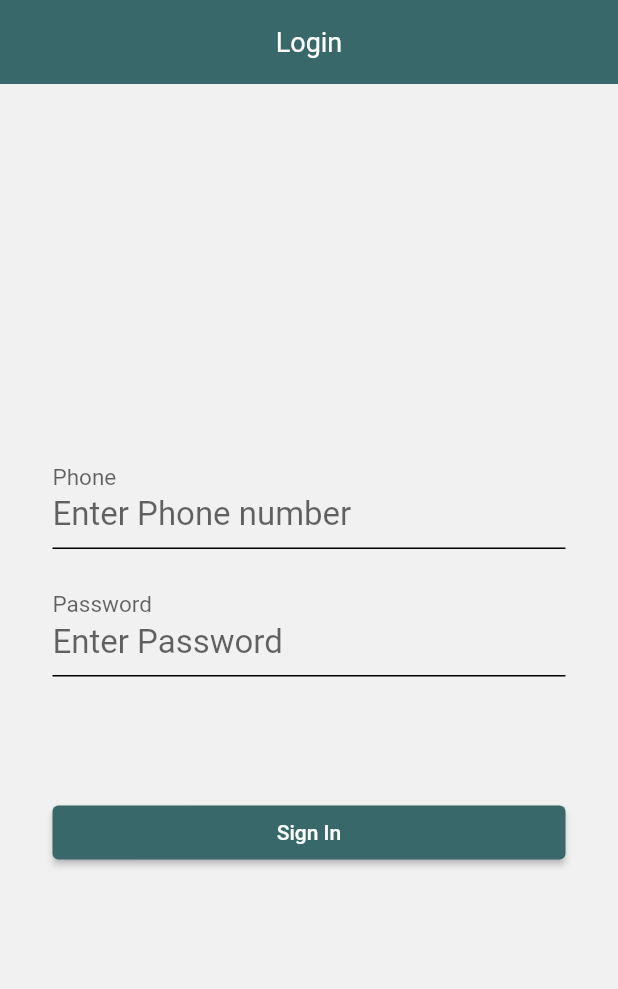
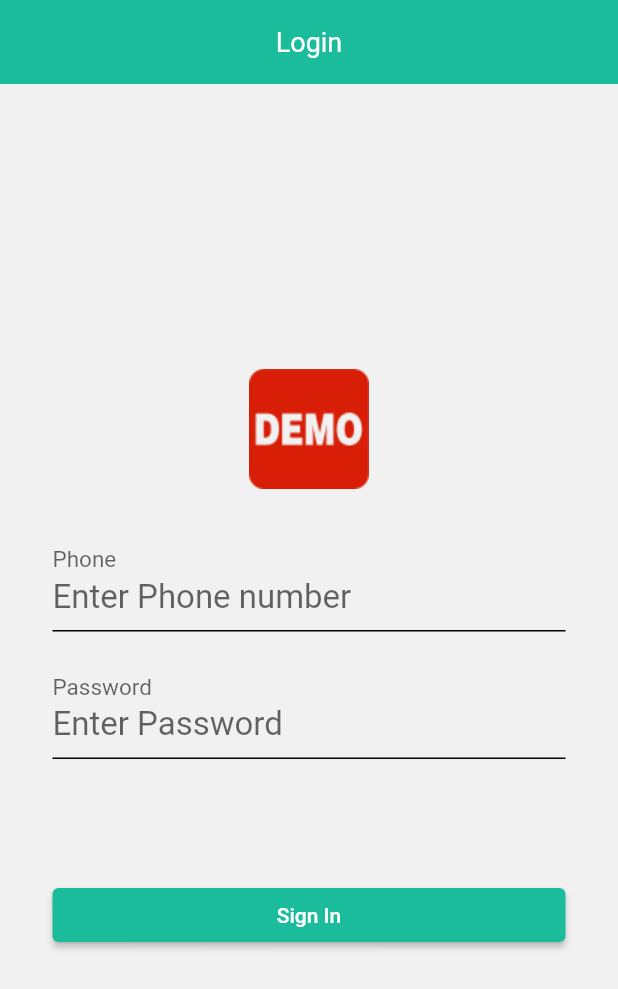
Before and after one commit to GZStar/flutter_template, a Flutter app: the screen it shows after launch, after a tap on "Skip", on a phone screen of 412 x 824 dp. Shown: the top 989 px of the screen. Run offline on Flutter 3.47's test engine with Material 2 defaults, Android fonts, the phone set to English and light mode, and no system bars; our stand-ins replace badges, connectivity_plus, convert, cookie_jar, device_info_plus, dio and 16 more; missing offline and left inert: barcode_scan2, encrypt, qr_code_scanner, wechat_assets_picker, wechat_camera_picker; statements that could not run were skipped.

Commit message:
APP icon

```diff
--- a/flutter_project_template/lib/app/common/style/app_colors.dart
+++ b/flutter_project_template/lib/app/common/style/app_colors.dart
@@ -6,7 +6,7 @@ class AppColors {
   // App 主题颜色
   // static const Color appMain = Color(0xFF4688FA);
   // static const Color appMainDark = Color(0xFF3F7AE0);
-  static const Color appMain = Color(0xFF38686A);
+  static const Color appMain = Color(0xFF1ABC9C);
   static const Color appMainDark = Color(0xFF12686A);
   // 背景色
   static const Color background = Color(0xfff1f1f1);
--- a/flutter_project_template/lib/app/modules/login/login_view.dart
+++ b/flutter_project_template/lib/app/modules/login/login_view.dart
@@ -26,12 +26,22 @@ class LoginView extends GetView<LoginController> {
   }
 
   Widget _buildForms(BuildContext context) {
-    return Form(
+    return SafeArea(
+      child: Form(
         key: controller.loginFormKey,
         child: SingleChildScrollView(
           child: Column(
             crossAxisAlignment: CrossAxisAlignment.stretch,
             children: [
+              Align(
+                alignment: Alignment.topCenter,
+                child: Image.asset(
+                  'assets/images/other/ic_demo1.png',
+                  width: 80,
+                  height: 80,
+                ),
+              ),
+              const SizedBox(height: 30),
               InputField(
                 controller: controller.loginAccountController,
                 keyboardType: TextInputType.phone,
@@ -77,6 +87,7 @@ class LoginView extends GetView<LoginController> {
             ],
           ),
         ),
+      ),
     );
   }
 }
```
Also changed, not shown: 17 other files. Lines whose indentation alone changed are shown as unchanged.
